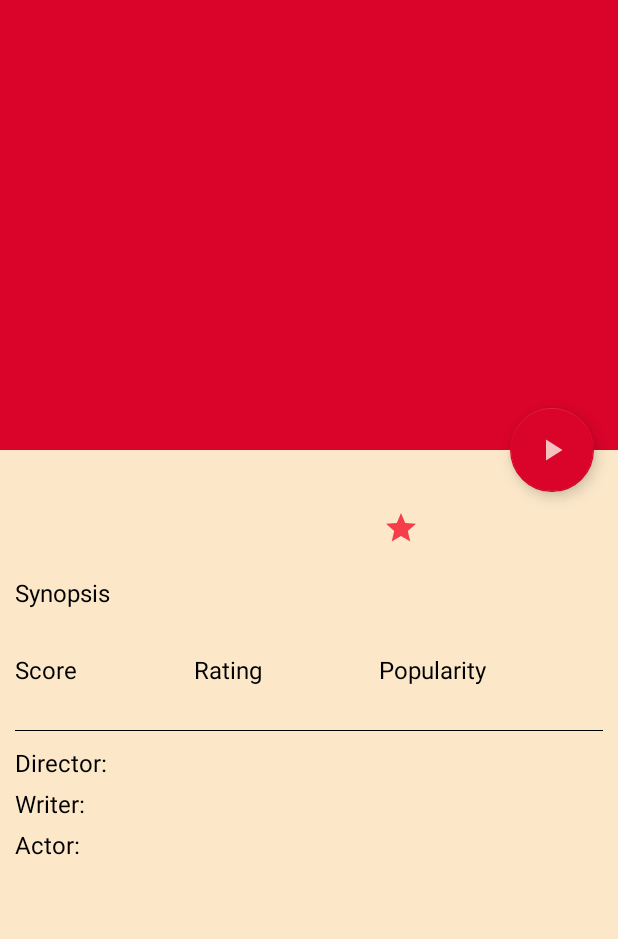
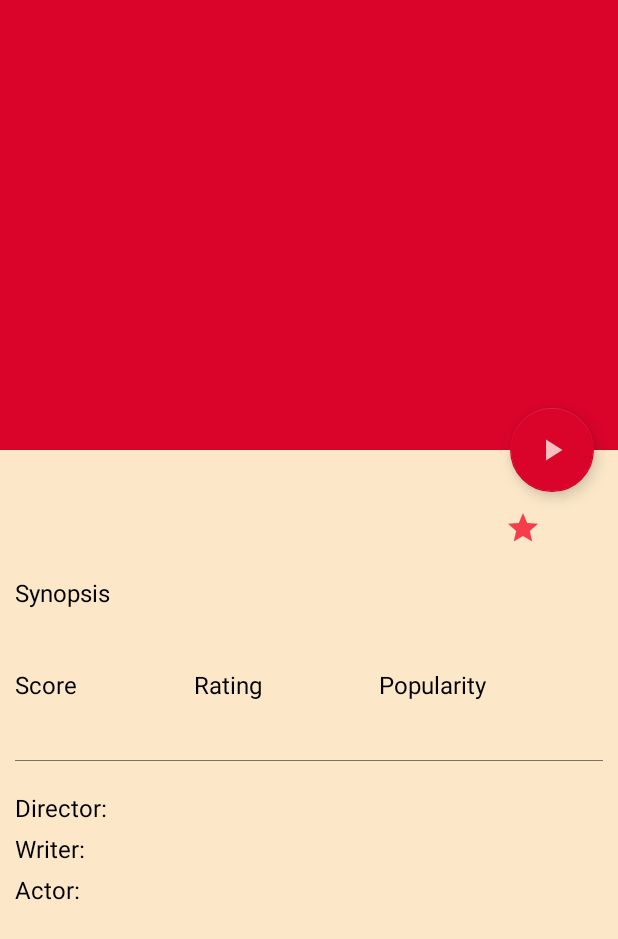
Before and after one commit to Chandrap-github/MovieList, an Android app: the MovieDetailActivity screen opened directly, with no data from a screen before it, on a phone screen of 412 x 824 dp. Shown: the top 939 px of the screen. Run offline under Robolectric (Android 15) with nearby library versions, the phone set to English and light mode, and no system bars; plain views replace SubtitleCollapsingToolbarLayout; pictures from the network do not load; 2 statements that could not run were skipped.

Commit message:
Ui Changes

```diff
--- a/app/src/main/java/com/android/moviechallenge/movieList/MovieListActivity.kt
+++ b/app/src/main/java/com/android/moviechallenge/movieList/MovieListActivity.kt
@@ -23,6 +23,7 @@ class MovieListActivity : AppCompatActivity() {
     override fun onCreate(savedInstanceState: Bundle?) {
         super.onCreate(savedInstanceState)
         setContentView(R.layout.activity_main)
+        title = getString(R.string.movie_list)
 
         getMovieList(StringUtils.Marvel)
     }
@@ -37,6 +38,7 @@ class MovieListActivity : AppCompatActivity() {
                 getMovieList(query!!)
                 return false
             }
+
             override fun onQueryTextChange(newText: String?): Boolean {
                 return true
             }
@@ -44,7 +46,7 @@ class MovieListActivity : AppCompatActivity() {
         return super.onCreateOptionsMenu(menu)
     }
 
-    fun getMovieList(inputText: String){
+    fun getMovieList(inputText: String) {
         val request = ApiClient.buildService(ApiService::class.java)
         val call = request.getMovieList(StringUtils.API_KEY, inputText, StringUtils.MOVIE)
 
@@ -60,8 +62,12 @@ class MovieListActivity : AppCompatActivity() {
                         layoutManager = GridLayoutManager(this@MovieListActivity, 2)
                         adapter = MovieListAdapter(response.body()!!.movies, context)
                     }
-                }else{
-                    Toast.makeText(this@MovieListActivity,getString(R.string.error_movie_list),Toast.LENGTH_SHORT).show()
+                } else {
+                    Toast.makeText(
+                        this@MovieListActivity,
+                        getString(R.string.error_movie_list),
+                        Toast.LENGTH_SHORT
+                    ).show()
                 }
             }
 
--- a/app/src/main/res/layout/content_scrolling.xml
+++ b/app/src/main/res/layout/content_scrolling.xml
@@ -3,8 +3,8 @@
     xmlns:app="http://schemas.android.com/apk/res-auto"
     xmlns:tools="http://schemas.android.com/tools"
     android:layout_width="match_parent"
+    android:layout_height="match_parent"
     android:background="@color/backgroundcolor"
-    android:layout_height="match_parent"
     app:layout_behavior="@string/appbar_scrolling_view_behavior"
     tools:context=".movieDetail.MovieDetailActivity"
     tools:showIn="@layout/activity_movie_detail">
@@ -19,40 +19,30 @@
             android:layout_width="match_parent"
             android:layout_height="wrap_content"
             android:layout_marginTop="30dp"
-            android:orientation="horizontal"
             android:weightSum="3">
 
             <TextView
                 android:id="@+id/tv_genre"
-                android:layout_width="wrap_content"
+                android:layout_width="0px"
                 android:layout_height="wrap_content"
-                android:layout_weight="1"
+                android:layout_weight="2"
                 android:textSize="16sp" />
 
             <TextView
                 android:id="@+id/tv_duration"
-                android:layout_width="wrap_content"
+                android:layout_width="0px"
                 android:layout_height="wrap_content"
-                android:layout_weight="1"
+                android:layout_weight=".5"
                 android:textSize="16sp" />
 
-            <LinearLayout
-                android:layout_width="wrap_content"
+            <TextView
+                android:id="@+id/tv_rating"
+                android:layout_width="0px"
                 android:layout_height="wrap_content"
-                android:layout_weight="1"
-                android:orientation="horizontal">
-
-                <ImageView
-                    android:layout_width="wrap_content"
-                    android:layout_height="wrap_content"
-                    android:src="@drawable/ic_star_24" />
-
-                <TextView
-                    android:id="@+id/tv_rating"
-                    android:layout_width="wrap_content"
-                    android:layout_height="wrap_content"
-                    android:textSize="16sp" />
-            </LinearLayout>
+                android:layout_weight=".5"
+                android:drawableStart="@drawable/ic_star_24"
+                android:drawableLeft="@drawable/ic_star_24"
+                android:textSize="16sp" />
 
         </LinearLayout>
 
@@ -81,16 +71,18 @@
         <LinearLayout
             android:layout_width="match_parent"
             android:layout_height="wrap_content"
-            android:weightSum="3"
-            android:layout_marginTop="10dp"
-            android:orientation="horizontal">
+            android:layout_marginTop="20dp"
+            android:orientation="horizontal"
+            android:weightSum="3">
+
             <TextView
                 android:layout_width="wrap_content"
                 android:layout_height="wrap_content"
                 android:layout_weight="1"
+                android:text="@string/score"
                 android:textColor="#000000"
-                android:text="@string/score"
                 android:textSize="16sp" />
+
             <TextView
                 android:layout_width="wrap_content"
                 android:layout_height="wrap_content"
@@ -98,102 +90,114 @@
                 android:text="@string/rating"
                 android:textColor="#000000"
                 android:textSize="16sp" />
+
             <TextView
                 android:layout_width="wrap_content"
                 android:layout_height="wrap_content"
                 android:layout_weight="1"
+                android:text="@string/popularity"
                 android:textColor="#000000"
-                android:text="@string/popularity"
                 android:textSize="16sp" />
         </LinearLayout>
 
         <LinearLayout
             android:layout_width="match_parent"
             android:layout_height="wrap_content"
-            android:weightSum="3"
-            android:orientation="horizontal">
+            android:orientation="horizontal"
+            android:weightSum="3">
+
             <TextView
+                android:id="@+id/tv_score"
                 android:layout_width="wrap_content"
                 android:layout_height="wrap_content"
                 android:layout_weight="1"
-                android:id="@+id/tv_score"
                 android:textSize="14sp" />
+
             <TextView
+                android:id="@+id/tv_reviews"
                 android:layout_width="wrap_content"
                 android:layout_height="wrap_content"
                 android:layout_weight="1"
-                android:id="@+id/tv_reviews"
                 android:textSize="14sp" />
+
             <TextView
+                android:id="@+id/tv_popularity"
                 android:layout_width="wrap_content"
                 android:layout_height="wrap_content"
                 android:layout_weight="1"
-                android:id="@+id/tv_popularity"
                 android:textSize="14sp" />
 
         </LinearLayout>
 
         <View
             android:layout_width="match_parent"
-            android:layout_marginTop="10dp"
-            android:background="#000000"
-            android:layout_height=".5dp"/>
+            android:layout_height=".5dp"
+            android:layout_marginTop="20dp"
+            android:background="#80000000" />
 
         <LinearLayout
             android:layout_width="match_parent"
             android:layout_height="wrap_content"
-            android:orientation="vertical"
-            android:layout_marginTop="10dp">
+            android:layout_marginTop="20dp"
+            android:orientation="vertical">
 
             <LinearLayout
                 android:layout_width="wrap_content"
                 android:layout_height="wrap_content"
                 android:orientation="horizontal">
+
                 <TextView
                     android:layout_width="wrap_content"
                     android:layout_height="wrap_content"
                     android:text="@string/director"
                     android:textColor="#000000"
-                    android:textSize="16sp"/>
+                    android:textSize="16sp" />
+
                 <TextView
+                    android:id="@+id/tv_director"
                     android:layout_width="wrap_content"
                     android:layout_height="wrap_content"
-                    android:textSize="14sp"
-                    android:id="@+id/tv_director"/>
+                    android:textSize="14sp" />
             </LinearLayout>
+
             <LinearLayout
                 android:layout_width="wrap_content"
                 android:layout_height="wrap_content"
                 android:layout_marginTop="5dp"
                 android:orientation="horizontal">
+
                 <TextView
                     android:layout_width="wrap_content"
                     android:layout_height="wrap_content"
                     android:text="@string/writer"
                     android:textColor="#000000"
-                    android:textSize="16sp"/>
+                    android:textSize="16sp" />
+
                 <TextView
+                    android:id="@+id/tv_writer"
                     android:layout_width="wrap_content"
                     android:layout_height="wrap_content"
-                    android:textSize="14sp"
-                    android:id="@+id/tv_writer"/>
+                    android:textSize="14sp" />
             </LinearLayout>
+
             <LinearLayout
                 android:layout_width="wrap_content"
                 android:layout_height="wrap_content"
                 android:layout_marginTop="5dp"
                 android:orientation="horizontal">
+
                 <TextView
                     android:layout_width="wrap_content"
                     android:layout_height="wrap_content"
                     android:text="@string/actor"
                     android:textColor="#000000"
-                    android:textSize="16sp"/>
+                    android:textSize="16sp" />
+
                 <TextView
+                    android:id="@+id/tv_actor"
                     android:layout_width="wrap_content"
                     android:layout_height="wrap_content"
-                    android:textSize="14sp"
-                    android:id="@+id/tv_actor"/>
+                    android:textSize="14sp" />
             </LinearLayout>
         </LinearLayout>
 
--- a/app/src/main/res/values/strings.xml
+++ b/app/src/main/res/values/strings.xml
@@ -15,4 +15,5 @@
     <string name="error_movie_detail">Error Fetching Data</string>
     <string name="movie_video_text">Video is coming soon!!!</string>
     <string name="action">Action</string>
+    <string name="movie_list">Movie List</string>
 </resources>
```
